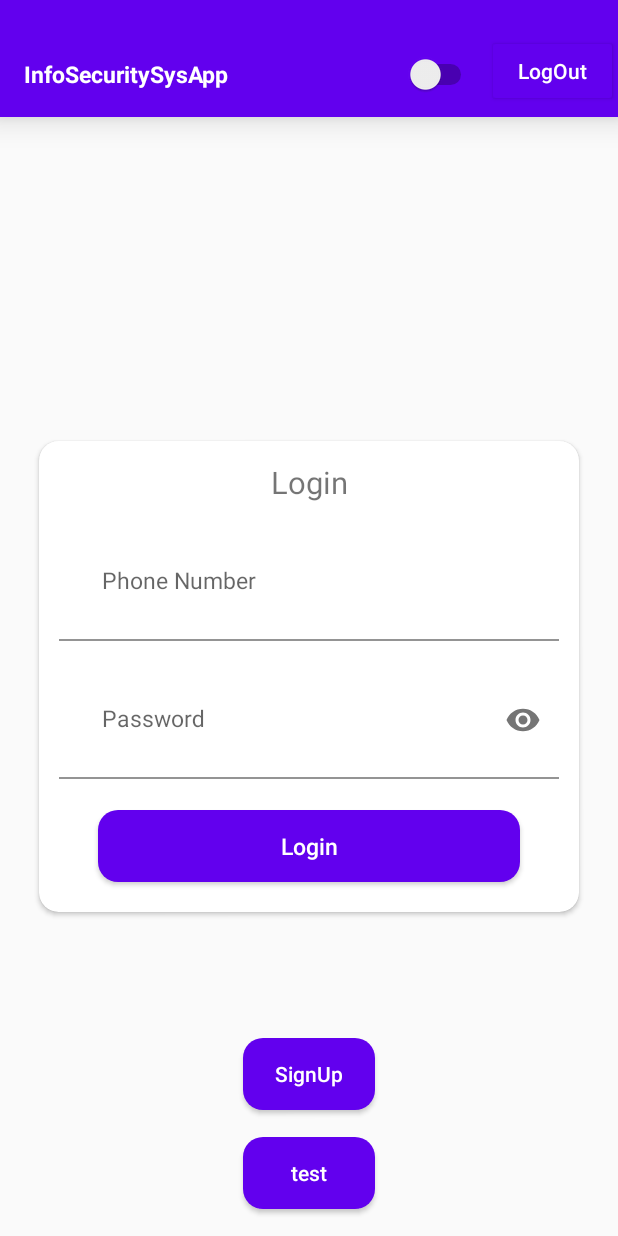
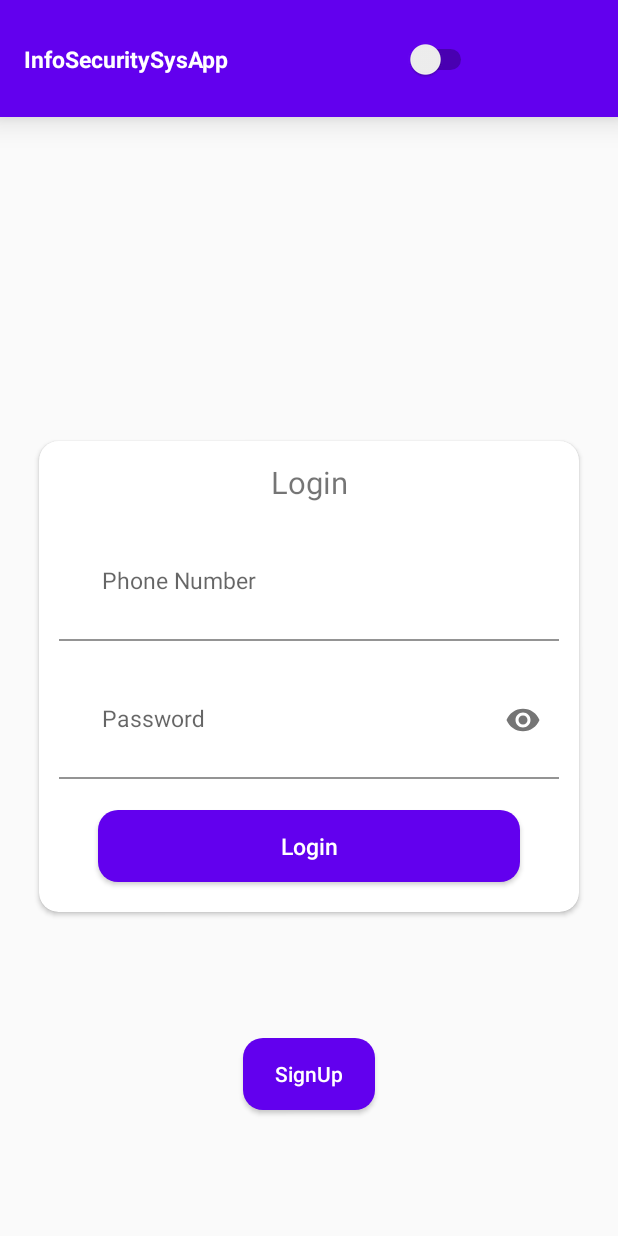
Before and after one commit to EyadAlSayed/ISS-App, an Android app: the screen it shows after launch (MainActivity), on a phone screen of 412 x 824 dp. Run offline under Robolectric (Android 15) with nearby library versions, the phone set to English and light mode, and no system bars; our stand-ins replace sdp/ssp sizes; libraries missing offline, so code that uses them is left out: com.readystatesoftware.chuck, tech.gusavila92.websocketclient; 4 statements that could not run were skipped.

Commit message:
fix bugs

```diff
--- a/app/src/main/java/com/example/infosecuritysysapp/config/AppSharedPreferences.java
+++ b/app/src/main/java/com/example/infosecuritysysapp/config/AppSharedPreferences.java
@@ -52,9 +52,7 @@ public class AppSharedPreferences {
     }
 
     public static String GET_SYMMETRIC_KEY() {
-        String key = sp.getString("SYMMETRIC_KEY", null);
-        Log.e("SocketIO", "GET_SYMMETRIC_KEY: "+key);
-        return key;
+        return sp.getString("SYMMETRIC_KEY", null);
     }
 
     public static String GET_BASE_URL() {
--- a/app/src/main/java/com/example/infosecuritysysapp/network/ISocket.java
+++ b/app/src/main/java/com/example/infosecuritysysapp/network/ISocket.java
@@ -2,5 +2,6 @@ package com.example.infosecuritysysapp.network;
 
 public interface ISocket {
     void receivedMessage(String message);
+    void successfulSend(String message);
     void errorMessage(String errorMessage);
 }
--- a/app/src/main/java/com/example/infosecuritysysapp/network/api/ApiClient.java
+++ b/app/src/main/java/com/example/infosecuritysysapp/network/api/ApiClient.java
@@ -24,7 +24,7 @@ import retrofit2.Retrofit;
 import retrofit2.converter.gson.GsonConverterFactory;
 
 public class ApiClient {
-    public static  String BASE_IP = "192.168.1.103:8081";
+    public static  String BASE_IP = "192.168.43.122:8081";
    public static  String BASE_URL = "http://"+BASE_IP+"/";
 
     public static Retrofit retrofit;
--- a/app/src/main/java/com/example/infosecuritysysapp/ui/MainActivity.java
+++ b/app/src/main/java/com/example/infosecuritysysapp/ui/MainActivity.java
@@ -1,5 +1,6 @@
 package com.example.infosecuritysysapp.ui;
 
+import static com.example.infosecuritysysapp.config.AppSharedPreferences.CACHE_USER_SYMMETRIC_KEY;
 import static com.example.infosecuritysysapp.config.AppSharedPreferences.CLEAR_DATA;
 import static com.example.infosecuritysysapp.config.AppSharedPreferences.GET_IS_LOGIN;
 import static com.example.infosecuritysysapp.config.AppSharedPreferences.InitSharedPreferences;
@@ -44,11 +45,9 @@ public class MainActivity extends AppCompatActivity implements ISocket {
         super.onCreate(savedInstanceState);
         setContentView(R.layout.activity_main);
         binding = ActivityMainBinding.inflate(getLayoutInflater());
-        appNotification = new AppNotification(this);
         SocketIO.getInstance().initWebSocketAndConnect(this);
         InitSharedPreferences(this);
         openFragment();
-        initClickListener();
     }
 
     private void openFragment() {
@@ -75,6 +74,11 @@ public class MainActivity extends AppCompatActivity implements ISocket {
     }
 
     @Override
+    public void successfulSend(String message) {
+        runOnUiThread(() -> Toast.makeText(MainActivity.this, message, Toast.LENGTH_LONG).show());
+    }
+
+    @Override
     public void errorMessage(String errorMessage) {
 //        runOnUiThread(() -> new ErrorDialog(MainActivity.this).setErrorMessage(errorMessage).show());
     }
@@ -83,13 +87,5 @@ public class MainActivity extends AppCompatActivity implements ISocket {
         this.iChatMessages = iChatMessages;
     }
 
-    private void initClickListener() {
-        binding.logout.setOnClickListener(view -> {
-            CLEAR_DATA();
-            FN.addFixedNameFadeFragment(MAIN_FC, MainActivity.this, new LoginFragment());
-        });
-        binding.encButton.setOnCheckedChangeListener((compoundButton, isCheck) -> iChatMessages.enableEncryptedMode(isCheck));
-    }
-
 
 }
--- a/app/src/main/java/com/example/infosecuritysysapp/ui/fragments/home/chats/ChatMessagesFragment.java
+++ b/app/src/main/java/com/example/infosecuritysysapp/ui/fragments/home/chats/ChatMessagesFragment.java
@@ -122,8 +122,7 @@ public class ChatMessagesFragment extends Fragment implements IChatMessages, Vie
             String mac = SymmetricEncryptionTools.getMac(GET_SYMMETRIC_KEY(), encryptedMessage);
             PersonMessageModel personMessageModel = getMessage(encryptedMessage);
             SocketIO.getInstance().send(new BaseSocketModel<>("send_e", personMessageModel, mac).toJson());
-            String message = binding.messageContent.getText().toString();
-            adapter.addMessage(new PersonMessageModel(MyIP.getDeviceIp(),GET_USER_PHONE_NUMBER(),receiverPhoneNumber,message,GET_USER_PHONE_NUMBER()));
+            adapter.addMessage(new PersonMessageModel(MyIP.getDeviceIp(),GET_USER_PHONE_NUMBER(),receiverPhoneNumber,encryptedMessage,GET_USER_PHONE_NUMBER()));
         } catch (Exception e) {
             e.printStackTrace();
         }
@@ -144,8 +143,7 @@ public class ChatMessagesFragment extends Fragment implements IChatMessages, Vie
             @Override
             public void onResponse(@NonNull Call<List<PersonMessageModel>> call, @NonNull Response<List<PersonMessageModel>> response) {
                 if (response.isSuccessful()) {
-//                    adapter.refresh(response.body());
-                    adapter.refresh(decryptedMessages(response.body()));
+                    adapter.refresh(response.body());
                 }
             }
 
--- a/app/src/main/res/layout/activity_main.xml
+++ b/app/src/main/res/layout/activity_main.xml
@@ -40,17 +40,6 @@
                 android:layout_height="wrap_content"
                 tools:ignore="UseSwitchCompatOrMaterialXml" />
 
-            <Button
-                android:id="@+id/logout"
-                android:layout_width="wrap_content"
-                android:layout_height="wrap_content"
-                android:layout_marginTop="@dimen/_18sdp"
-                android:elevation="@dimen/_10sdp"
-                android:textColor="@color/white"
-                android:text="LogOut"
-                android:textAllCaps="false"
-                app:backgroundTint="@color/purple_500"
-              />
 
 
         </LinearLayout>
--- a/app/src/main/res/layout/fragment_chat_messages.xml
+++ b/app/src/main/res/layout/fragment_chat_messages.xml
@@ -12,7 +12,7 @@
         android:layout_width="match_parent"
         android:layout_height="0dp"
         android:clipToPadding="true"
-        android:paddingBottom="@dimen/_30sdp"
+        android:paddingBottom="@dimen/_50sdp"
         app:layout_constraintBottom_toBottomOf="@+id/message_content"
         app:layout_constraintEnd_toEndOf="parent"
         app:layout_constraintStart_toStartOf="parent"
--- a/app/src/main/res/layout/fragment_login.xml
+++ b/app/src/main/res/layout/fragment_login.xml
@@ -153,19 +153,6 @@
                 app:layout_constraintStart_toStartOf="parent"
                 app:layout_constraintTop_toBottomOf="@+id/cardView" />
 
-            <Button
-                android:id="@+id/test"
-                android:layout_width="wrap_content"
-                android:layout_height="wrap_content"
-                android:background="@drawable/rounded_shape"
-                android:text="test"
-                app:backgroundTint="@color/purple_500"
-                android:textAllCaps="false"
-                android:textColor="@color/white"
-                app:layout_constraintBottom_toBottomOf="parent"
-                app:layout_constraintEnd_toEndOf="parent"
-                app:layout_constraintStart_toStartOf="parent"
-                app:layout_constraintTop_toBottomOf="@+id/signup" />
         </androidx.constraintlayout.widget.ConstraintLayout>
     </ScrollView>
 </androidx.constraintlayout.widget.ConstraintLayout>
```
Also changed, not shown: app/src/main/java/com/example/infosecuritysysapp/network/SocketIO.java (+7 -2 lines), app/src/main/java/com/example/infosecuritysysapp/ui/fragments/auth/LoginFragment.java (+1 -26 lines), app/src/main/java/com/example/infosecuritysysapp/ui/fragments/home/adapter/ChatMessagesAdapter.java (+4 -3 lines), app/src/main/java/com/example/infosecuritysysapp/ui/fragments/home/chats/ChatsFragment.java (+8 -0 lines), app/src/main/res/layout/fragment_chats.xml (+14 -0 lines).
